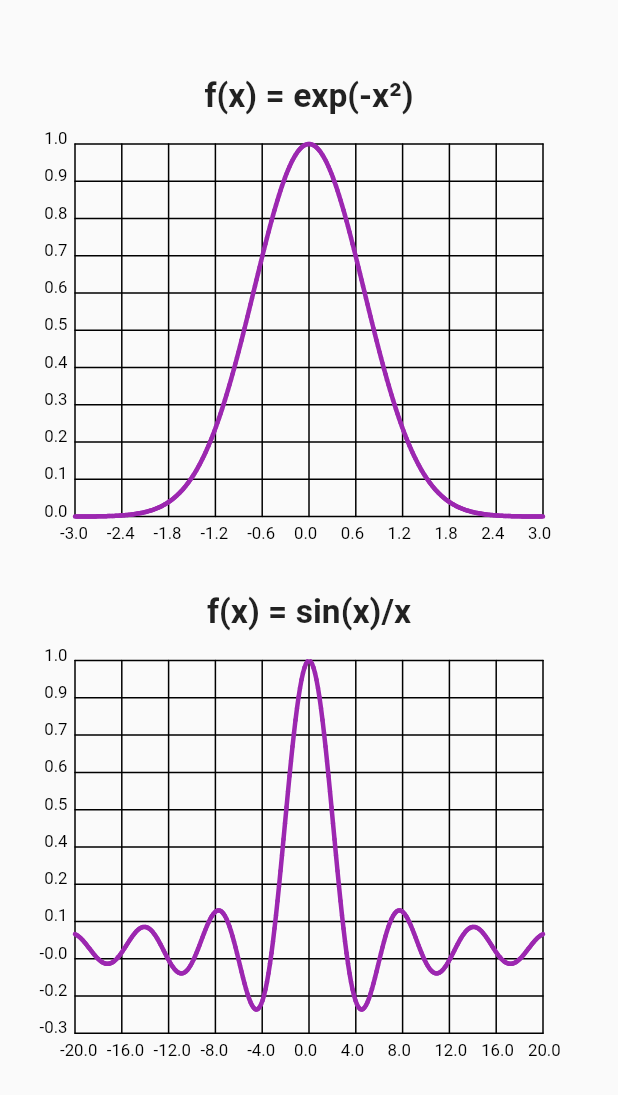
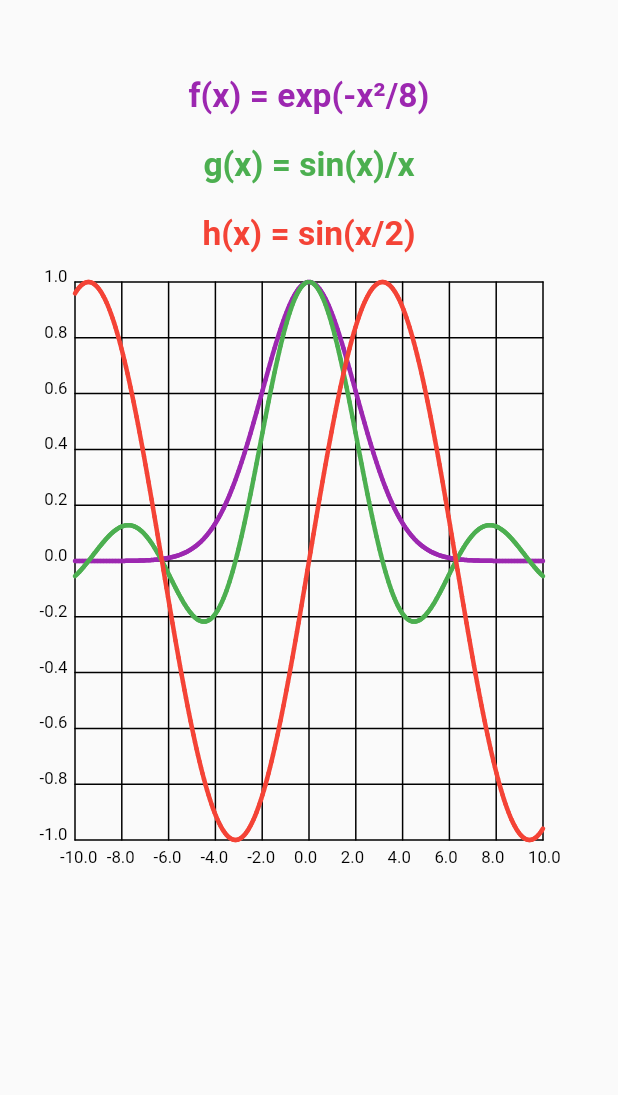
Before and after one commit to patrickauxerre/graphic_representation, a Flutter app: the FunctionGraphicPage screen opened by its route, on a phone screen of 412 x 824 dp. Shown: the top 1095 px of the screen. Run offline on Flutter 3.47's test engine with Material 2 defaults, Android fonts, the phone set to English and light mode, and no system bars.

Commit message:
Modification class FunctionGraphic

````diff
--- a/example/lib/function_graphic_page.dart
+++ b/example/lib/function_graphic_page.dart
@@ -12,40 +12,39 @@ class FunctionGraphicPage extends StatelessWidget {
         Padding(
             padding: EdgeInsets.only(top: 50.0, bottom: 10.0),
             child: Text(
-              "f(x) = exp(-x²)",
-              style: TextStyle(fontWeight: FontWeight.bold),
+              "f(x) = exp(-x²/8)",
+              style:
+                  TextStyle(fontWeight: FontWeight.bold, color: Colors.purple),
+              textScaleFactor: 1.6,
+            )),
+        Padding(
+            padding: EdgeInsets.only(top: 10.0, bottom: 10.0),
+            child: Text(
+              "g(x) = sin(x)/x",
+              style:
+                  TextStyle(fontWeight: FontWeight.bold, color: Colors.green),
+              textScaleFactor: 1.6,
+            )),
+        Padding(
+            padding: EdgeInsets.only(top: 10.0, bottom: 10.0),
+            child: Text(
+              "h(x) = sin(x/2)",
+              style:
+              TextStyle(fontWeight: FontWeight.bold, color: Colors.red),
               textScaleFactor: 1.6,
             )),
         FunctionGraphic(
           size: Size(MediaQuery.of(context).size.width,
-              MediaQuery.of(context).size.height * 0.35),
-          f: (x) => exp(-x * x),
+              MediaQuery.of(context).size.height * 0.5),
+          functions: [(x) => exp(-x * x/8), (x) => sin(x) / x, (x) => sin(x/2)],
+          functionsXt: [],
+          functionsYt: [],
           colorAxes: Colors.black,
-          colorLine: Colors.purple,
+          colors: [Colors.purple, Colors.green, Colors.red],
           nbGradX: 11,
-          minX: -3,
-          maxX: 3,
-          minY: 0,
-          maxY: 1,
-          strokeLine: 3.0,
-        ),
-        Padding(
-            padding: EdgeInsets.only(top: 20.0, bottom: 10.0),
-            child: Text(
-              "f(x) = sin(x)/x",
-              style: TextStyle(fontWeight: FontWeight.bold),
-              textScaleFactor: 1.6,
-            )),
-        FunctionGraphic(
-          size: Size(MediaQuery.of(context).size.width,
-              MediaQuery.of(context).size.height * 0.35),
-          f: (x) => sin(x) / x,
-          colorAxes: Colors.black,
-          colorLine: Colors.purple,
-          nbGradX: 11,
-          minX: -20,
-          maxX: 20,
-          minY: -0.3,
+          minX: -10,
+          maxX: 10,
+          minY: -1,
           maxY: 1,
           strokeLine: 3.0,
         ),
--- a/example/lib/main.dart
+++ b/example/lib/main.dart
@@ -2,6 +2,7 @@ import 'package:example/circular_graphic_page.dart';
 import 'package:example/discrete_graphic_page.dart';
 import 'package:example/ecc_ecd_graphic_page.dart';
 import 'package:example/function_graphic_page.dart';
+import 'package:example/parametrized_graphic_page.dart';
 import 'package:flutter/material.dart';
 
 void main() {
@@ -28,6 +29,8 @@ class MyApp extends StatelessWidget {
             CircularGraphicPage(),
         "ecc_ecd_graphic_page": (BuildContext context) =>
             EccEcdGraphicPage(),
+        "parametrized_graphic_page": (BuildContext context) =>
+            ParametrizedGraphicPage(),
       },
       debugShowCheckedModeBanner: false,
     );
@@ -71,7 +74,8 @@ class _MyHomePageState extends State<MyHomePage> {
         mainAxisAlignment: MainAxisAlignment.spaceEvenly,
         children: <Widget>[
           myButton(context, "DiscreteGraphic", "discrete_graphic_page"),
-          myButton(context, "FunctionGraphic", "function_graphic_page"),
+          myButton(context, "FunctionGraphic1", "function_graphic_page"),
+          myButton(context, "FunctionGraphic2", "parametrized_graphic_page"),
           myButton(context, "CircularGraphic", "circular_graphic_page"),
           myButton(context, "EccEcdGraphic", "ecc_ecd_graphic_page")
         ],
--- a/example/pubspec.yaml
+++ b/example/pubspec.yaml
@@ -9,6 +9,7 @@ dependencies:
   flutter:
     sdk: flutter
   graphic_representation:
+    path : ../
   cupertino_icons: ^1.0.2
 
 dev_dependencies:
--- a/lib/graphic_representation.dart
+++ b/lib/graphic_representation.dart
@@ -412,33 +412,42 @@ class DiscreteGraphic extends StatelessWidget {
 /// Hérite de CustomPainter
 class _GraphCustomPainter2 extends CustomPainter {
   _GraphCustomPainter2(
-      {required this.f,
+      {required this.functions,
+      required this.functionsXt,
+      required this.functionsYt,
       required this.nbGradX,
       required this.nbGradY,
       required this.minX,
       required this.maxX,
       required this.minY,
       required this.maxY,
+      required this.minT,
+      required this.maxT,
       this.colorAxes,
-      this.colorLine,
+      this.colors,
+      this.colorsParam,
       this.strokeLine});
 
-  Function f;
+  List<Function> functions;
+  List<Function> functionsXt;
+  List<Function> functionsYt;
   int nbGradX;
   int nbGradY;
   double minX;
   double maxX;
   double minY;
   double maxY;
+  double minT;
+  double maxT;
   Color? colorAxes;
-  Color? colorLine;
+  List<Color>? colors;
+  List<Color>? colorsParam;
   double? strokeLine;
 
   @override
   void paint(Canvas canvas, Size size) {
     ///Initialisation des variables
     var colAxes = (colorAxes == null) ? Colors.black : colorAxes;
-    var colLine = (colorLine == null) ? Colors.red : colorLine;
     double sl = (strokeLine == null) ? 3 : strokeLine!;
 
     ///Amplitude sur l'axe vertical
@@ -486,16 +495,22 @@ class _GraphCustomPainter2 extends CustomPainter {
     /// Largeur entre deux points
     var nbPoints = size.width ~/ espacementX;
 
-    /// Liste des points correspondant à listNum
+    /// Liste des points à tracer
     List<Offset> offSets = [];
+
+    /// Tracé des functions non paramétrées : List functions
+    for (int index = 0; index < functions.length; index++) {
+      offSets.clear();
 
       /// Ajout des points
       for (int j = 0; j <= nbPoints; j++) {
         double x = minX + (j / nbPoints) * deltaX;
         try {
-        if (f(x) != null) {
-          offSets.add(Offset(j * espacementX,
-              size.height - ((f(x) - minY) / deltaY) * size.height));
+          if (functions[index](x) != null) {
+            offSets.add(Offset(
+                j * espacementX,
+                size.height -
+                    ((functions[index](x) - minY) / deltaY) * size.height));
           }
         } catch (e) {
           print(e);
@@ -504,9 +519,12 @@ class _GraphCustomPainter2 extends CustomPainter {
 
       /// Tracé des lignes si colorLine != null
       for (int i = 0; i < offSets.length - 1; i++) {
-      if (colorLine != null) {
+        Color col = Colors.brown;
+        if (colors != null && colors!.length >= index) {
+          col = colors![index];
+        }
         var paint1 = Paint()
-          ..color = colLine!
+          ..color = col
           ..strokeWidth = sl
           ..strokeCap = StrokeCap.round;
         if (offSets[i].dy >= 0 &&
@@ -514,6 +532,52 @@ class _GraphCustomPainter2 extends CustomPainter {
             offSets[i + 1].dy >= 0 &&
             offSets[i + 1].dy <= size.height) {
           canvas.drawPoints(pointMode, [offSets[i], offSets[i + 1]], paint1);
+        }
+      }
+    }
+
+    /// Tracé des fonctions paramétrées : List functionsXt et functionsYt
+
+    for (int index = 0; index < functionsXt.length; index++) {
+      offSets.clear();
+      if (functionsYt.length > index) {
+        /// Ajout des points
+        var step = (maxT - minT) / 1000;
+        for (int j = 0; j <= 1000; j++) {
+          var t = minT + step * j;
+          try {
+            if (functionsXt[index](t) != null &&
+                functionsYt[index](t) != null) {
+              offSets.add(Offset(
+                  ((functionsXt[index](t) - minX) / deltaX) * size.width,
+                  size.height -
+                      ((functionsYt[index](t) - minY) / deltaY) * size.height));
+            }
+          } catch (e) {
+            print(e);
+          }
+        }
+
+        /// Tracé des lignes si colorLine != null
+        for (int i = 0; i < offSets.length - 1; i++) {
+          Color col = Colors.brown;
+          if (colorsParam != null && colorsParam!.length > index) {
+            col = colorsParam![index];
+          }
+          var paint1 = Paint()
+            ..color = col
+            ..strokeWidth = sl
+            ..strokeCap = StrokeCap.round;
+          if (offSets[i].dy >= 0 &&
+              offSets[i].dy <= size.height &&
+              offSets[i + 1].dy >= 0 &&
+              offSets[i + 1].dy <= size.height &&
+              offSets[i].dx >= 0 &&
+              offSets[i].dx <= size.width &&
+              offSets[i + 1].dx >= 0 &&
+              offSets[i + 1].dx <= size.width) {
+            canvas.drawPoints(pointMode, [offSets[i], offSets[i + 1]], paint1);
+          }
         }
       }
     }
@@ -536,12 +600,26 @@ class FunctionGraphic extends StatelessWidget {
   /// ```
   final Size size;
 
-  /// The function to be represented.
+  /// List of functions to be represented.
   ///
   /// ```dart
-  /// f : (x) => x + 1
+  /// functions : [(x) => x*x, (x) => 2*x - 1, (x) => pow(x,3)]
   /// ```
-  final Function f;
+  final List<Function> functions;
+
+  /// List of functions parametrized : return abscissa of the point of the curve with parameter t.
+  ///
+  /// ```dart
+  /// functionsXt: [(t) => t*cos(t),(t) => 10*cos(2*t)*cos(t)]
+  /// ```
+  final List<Function> functionsXt;
+
+  /// List of functions parametrized : return ordinate of the point of the curve with parameter t.
+  ///
+  /// ```dart
+  /// functionsYt: [(t) => t*sin(t),(t) => 10*cos(2*t)*sin(t)]
+  /// ```
+  final List<Function> functionsYt;
 
   /// colors of the axes of the graphic
   ///
@@ -606,14 +684,41 @@ class FunctionGraphic extends StatelessWidget {
   /// ```
   final double? maxY;
 
-  /// colors of the graphic.
+  /// Minimum value of the parameter t.
   ///
-  /// Default value : Colors.red
+  /// Default value : -2*pi.
   ///
   /// ```dart
-  /// colorLine: Colors.blue
+  /// minT: -4
   /// ```
-  final Color? colorLine;
+  final double? minT;
+
+  /// Maximum value of the parameter t.
+  ///
+  /// Default value : 2*pi.
+  ///
+  /// ```dart
+  /// maxT: 4
+  /// ```
+  final double? maxT;
+
+  /// colors of the curves associated with the List functions.
+  ///
+  /// If no value associated in the list, Colors.brown is provided.
+  ///
+  /// ```dart
+  /// colors: [Colors.blue,Colors.red,Colors.purple]
+  /// ```
+  final List<Color>? colors;
+
+  /// colors of the curves associated with the List functionsXt and functionsYt.
+  ///
+  /// If no value associated in the list, Colors.brown is provided.
+  ///
+  /// ```dart
+  /// colorsParam: [Colors.blue,Colors.red]
+  /// ```
+  final List<Color>? colorsParam;
 
   /// Stoke  of the lines.
   ///
@@ -627,14 +732,19 @@ class FunctionGraphic extends StatelessWidget {
   FunctionGraphic({
     required this.size,
     required this.colorAxes,
-    required this.f,
+    required this.functions,
+    required this.functionsXt,
+    required this.functionsYt,
     this.nbGradX,
     this.nbGradY,
     this.minX,
     this.maxX,
     this.minY,
     this.maxY,
-    this.colorLine,
+    this.minT,
+    this.maxT,
+    this.colors,
+    this.colorsParam,
     this.strokeLine,
   });
 
@@ -642,8 +752,10 @@ class FunctionGraphic extends StatelessWidget {
   Widget build(BuildContext context) {
     double miniX = (minX != null) ? minX! : -5;
     double miniY = (minY != null) ? minY! : -5;
+    double miniT = (minT != null) ? minT! : -2 * pi;
     double maxiX = (maxX != null) ? maxX! : 5;
     double maxiY = (maxY != null) ? maxY! : 5;
+    double maxiT = (maxT != null) ? maxT! : 2 * pi;
     int nbGX = (nbGradX != null) ? nbGradX! : 11;
     int nbGY = (nbGradY != null) ? nbGradY! : 11;
     double stepY = (size.height - 40) / (nbGY - 1);
@@ -682,16 +794,21 @@ class FunctionGraphic extends StatelessWidget {
               child: CustomPaint(
                 size: Size(size.width - 100, size.height - 40),
                 painter: _GraphCustomPainter2(
-                    f: f,
+                    functions: functions,
+                    functionsXt: functionsXt,
+                    functionsYt: functionsYt,
                     colorAxes: colorAxes,
-                    colorLine: colorLine,
+                    colors: colors,
+                    colorsParam: colorsParam,
                     strokeLine: strokeLine,
                     nbGradX: nbGX,
                     nbGradY: nbGY,
                     minX: miniX,
                     maxX: maxiX,
                     minY: miniY,
-                    maxY: maxiY),
+                    maxY: maxiY,
+                    minT: miniT,
+                    maxT: maxiT),
               )),
           Stack(children: pos)
         ],
````
Also changed, not shown: example/lib/parametrized_graphic_page.dart (added, +85 -0 lines), example/pubspec.lock, 2 other files. Lines whose indentation alone changed are shown as unchanged.
